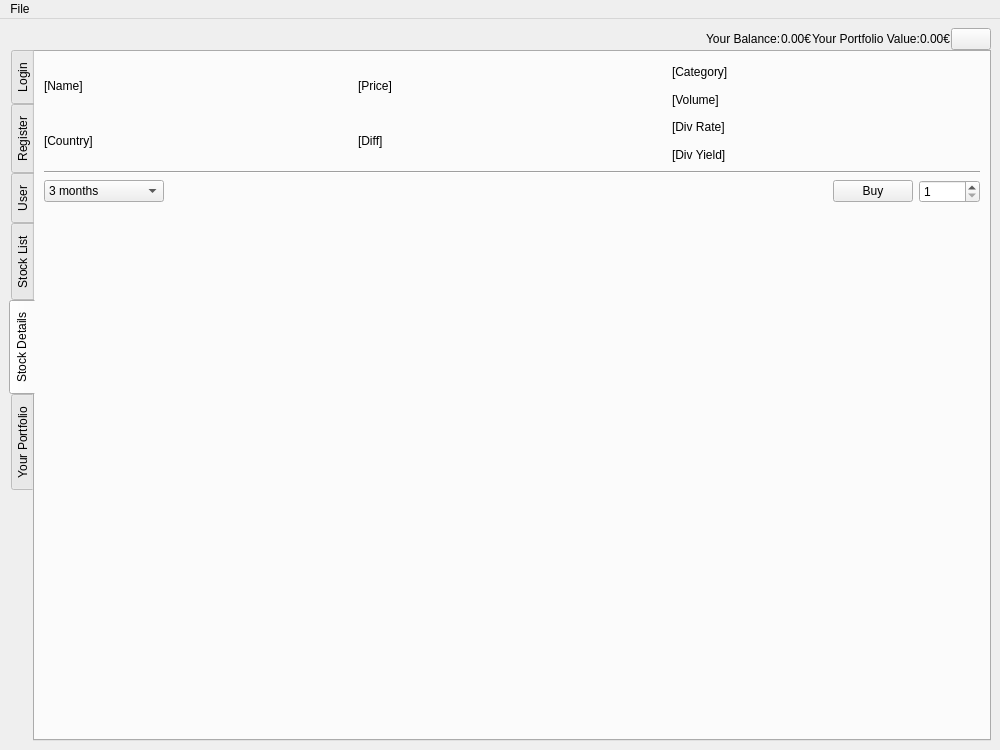
First picture: the form in main.ui, repository OfficialRey/GUIProject, before the edit.
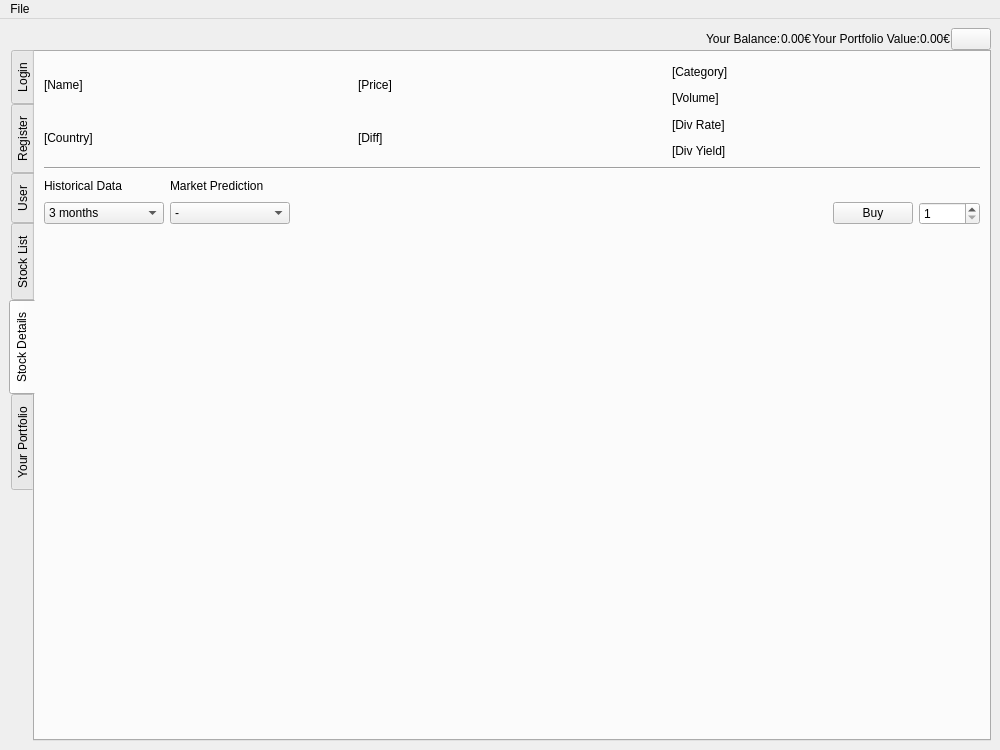
Second picture: the form after the edit. The open tabs and pages were chosen to show the change.

Commit message: Started to implement prediction algorithm

What changed in the file:
```diff
--- a/main.ui
+++ b/main.ui
@@ -969,7 +969,7 @@
        </attribute>
        <layout class="QVBoxLayout" name="verticalLayout_6">
         <item>
-         <layout class="QVBoxLayout" name="stockDetailsMainLayout" stretch="2,0,0,10">
+         <layout class="QVBoxLayout" name="stockDetailsMainLayout" stretch="2,0,0,0,10">
           <item>
            <layout class="QHBoxLayout" name="stockInfoLayout">
             <item>
@@ -1052,6 +1052,49 @@
             </property>
            </widget>
           </item>
+          <item>
+           <layout class="QHBoxLayout" name="horizontalLayout_4">
+            <item>
+             <widget class="QLabel" name="label">
+              <property name="minimumSize">
+               <size>
+                <width>120</width>
+                <height>0</height>
+               </size>
+              </property>
+              <property name="text">
+               <string>Historical Data</string>
+              </property>
+             </widget>
+            </item>
+            <item>
+             <widget class="QLabel" name="label_2">
+              <property name="minimumSize">
+               <size>
+                <width>120</width>
+                <height>0</height>
+               </size>
+              </property>
+              <property name="text">
+               <string>Market Prediction</string>
+              </property>
+             </widget>
+            </item>
+            <item>
+             <spacer name="horizontalSpacer_5">
+              <property name="orientation">
+               <enum>Qt::Horizontal</enum>
+              </property>
+              <property name="sizeHint" stdset="0">
+               <size>
+                <width>40</width>
+                <height>20</height>
+               </size>
+              </property>
+             </spacer>
+            </item>
+           </layout>
+          </item>
           <item>
            <layout class="QHBoxLayout" name="horizontalLayout">
             <item>
@@ -1107,6 +1150,64 @@
               </item>
              </widget>
             </item>
+            <item>
+             <widget class="QComboBox" name="graphPredictionSelection">
+              <property name="minimumSize">
+               <size>
+                <width>120</width>
+                <height>0</height>
+               </size>
+              </property>
+              <property name="editable">
+               <bool>false</bool>
+              </property>
+              <item>
+               <property name="text">
+                <string>-</string>
+               </property>
+              </item>
+              <item>
+               <property name="text">
+                <string>7 days</string>
+               </property>
+              </item>
+              <item>
+               <property name="text">
+                <string>1 month</string>
+               </property>
+              </item>
+              <item>
+               <property name="text">
+                <string>3 months</string>
+               </property>
+              </item>
+              <item>
+               <property name="text">
+                <string>6 months</string>
+               </property>
+              </item>
+              <item>
+               <property name="text">
+                <string>1 year</string>
+               </property>
+              </item>
+              <item>
+               <property name="text">
+                <string>2 years</string>
+               </property>
+              </item>
+              <item>
+               <property name="text">
+                <string>5 years</string>
+               </property>
+              </item>
+              <item>
+               <property name="text">
+                <string>10 years</string>
+               </property>
+              </item>
+             </widget>
+            </item>
             <item>
              <spacer name="horizontalSpacer_4">
               <property name="orientation">
```
Left out of the diff: 4 changed lines with no effect on the pictures. The commit also changes 5 other files.
